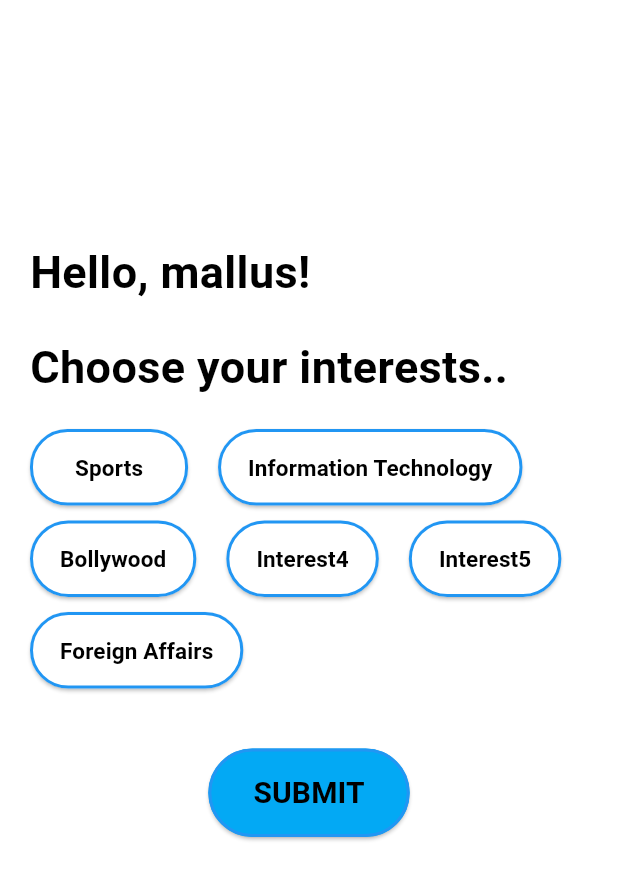
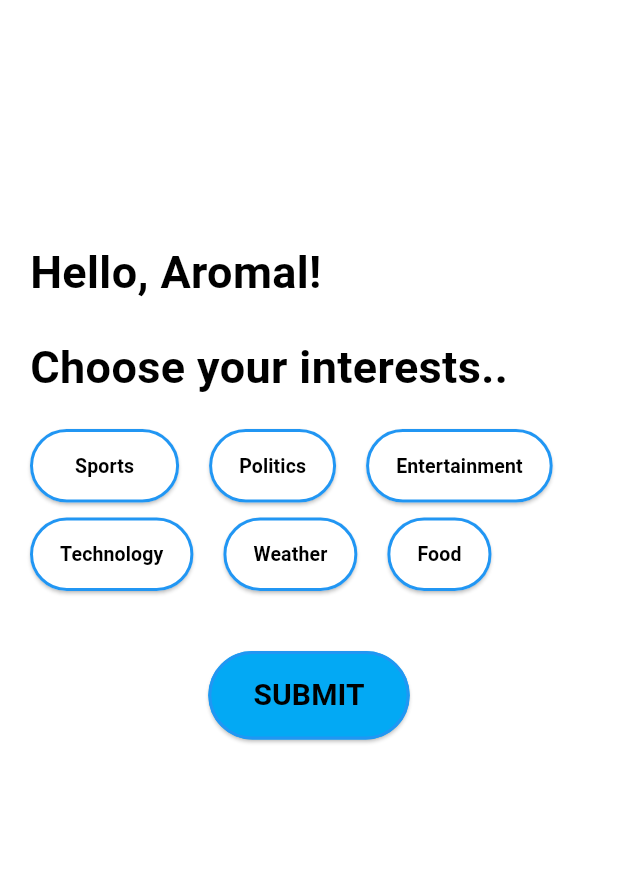
Before and after one commit to AtulRyy/Vartha, a Flutter app: the screen it shows after launch, on a phone screen of 412 x 824 dp. Shown: the top 880 px of the screen. Run offline on Flutter 3.47's test engine with Material 3 defaults, Android fonts, the phone set to English and light mode, and no system bars.

Commit message:
changed text fields of button

```diff
--- a/draftnewsappmallu/lib/personalizepage.dart
+++ b/draftnewsappmallu/lib/personalizepage.dart
@@ -31,7 +31,7 @@ class _PersonalizePageState extends State<PersonalizePage> {
                 crossAxisAlignment: CrossAxisAlignment.start,
                 children: <Widget>[
                   const Text(
-                    "Hello, mallus!",
+                    "Hello, Aromal!",
                     style: TextStyle(
                       color: Colors.black,
                       fontSize: 30,
@@ -62,7 +62,7 @@ class _PersonalizePageState extends State<PersonalizePage> {
                         child: Text('Sports',
                           style: TextStyle(
                             color: Colors.black,
-                            fontSize: 15,
+                            fontSize: 13,
                             fontWeight: FontWeight.bold,
                           ),),
                         style: ElevatedButton.styleFrom(
@@ -81,10 +81,10 @@ class _PersonalizePageState extends State<PersonalizePage> {
                             isPressed2 = !isPressed2;
                           });
                         },
-                        child: Text('Information Technology',
+                        child: Text('Politics',
                           style: TextStyle(
                             color: Colors.black,
-                            fontSize: 15,
+                            fontSize: 13,
                             fontWeight: FontWeight.bold,
                           ),),
                         style: ElevatedButton.styleFrom(
@@ -102,10 +102,10 @@ class _PersonalizePageState extends State<PersonalizePage> {
                             isPressed3 = !isPressed3;
                           });
                         },
-                        child: Text('Bollywood',
+                        child: Text('Entertainment',
                           style: TextStyle(
                             color: Colors.black,
-                            fontSize: 15,
+                            fontSize: 13,
                             fontWeight: FontWeight.bold,
                           ),),
                         style: ElevatedButton.styleFrom(
@@ -123,10 +123,10 @@ class _PersonalizePageState extends State<PersonalizePage> {
                             isPressed4 = !isPressed4;
                           });
                         },
-                        child: Text('Interest4',
+                        child: Text('Technology',
                           style: TextStyle(
                             color: Colors.black,
-                            fontSize: 15,
+                            fontSize: 13,
                             fontWeight: FontWeight.bold,
                           ),),
                         style: ElevatedButton.styleFrom(
@@ -144,10 +144,10 @@ class _PersonalizePageState extends State<PersonalizePage> {
                             isPressed5 = !isPressed5;
                           });
                         },
-                        child: Text('Interest5',
+                        child: Text('Weather',
                           style: TextStyle(
                             color: Colors.black,
-                            fontSize: 15,
+                            fontSize: 13,
                             fontWeight: FontWeight.bold,
                           ),),
                         style: ElevatedButton.styleFrom(
@@ -165,10 +165,10 @@ class _PersonalizePageState extends State<PersonalizePage> {
                             isPressed6 = !isPressed6;
                           });
                         },
-                        child: Text('Foreign Affairs',
+                        child: Text('Food',
                           style: TextStyle(
                             color: Colors.black,
-                            fontSize: 15,
+                            fontSize: 13,
                             fontWeight: FontWeight.bold,
                           ),),
                         style: ElevatedButton.styleFrom(
```
